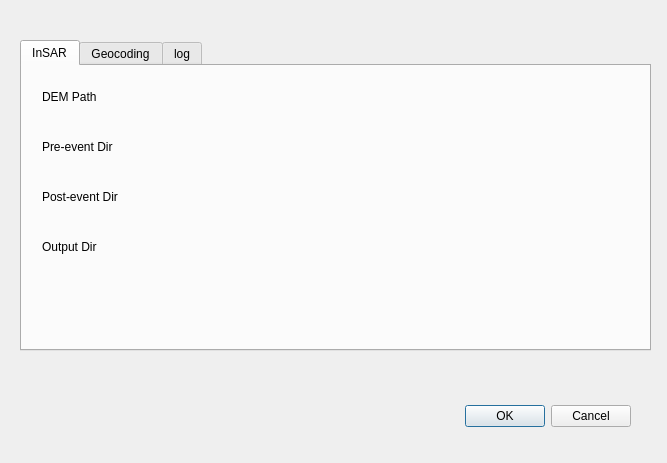
First picture: the form in src_qgis_plugin/azayaka_plugin_dialog_base.ui, repository syu-tan/azayaka, before the edit.
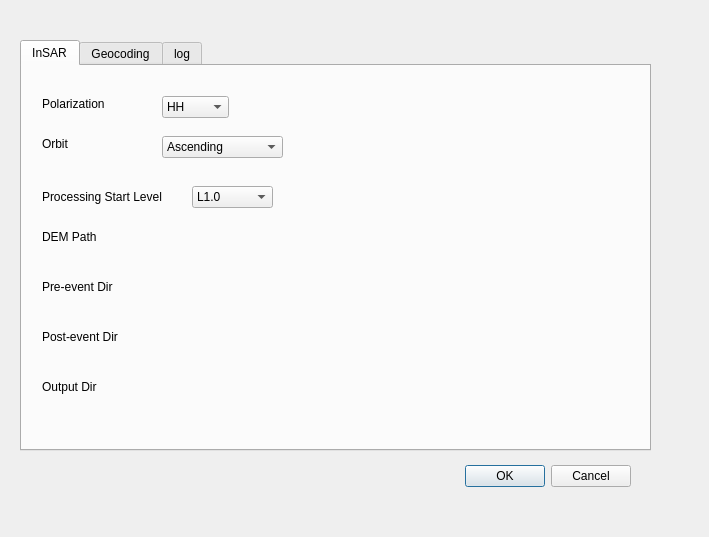
Second picture: the form after the edit. The open tabs and pages were chosen to show the change. Custom widgets are drawn as their Qt base class.

Commit message: [FIX] 偏波・軌道方向のUI選択設定

The edit to the form file:
```diff
--- a/src_qgis_plugin/azayaka_plugin_dialog_base.ui
+++ b/src_qgis_plugin/azayaka_plugin_dialog_base.ui
@@ -6,8 +6,8 @@
    <rect>
     <x>0</x>
     <y>0</y>
-    <width>667</width>
-    <height>463</height>
+    <width>709</width>
+    <height>537</height>
    </rect>
   </property>
   <property name="windowTitle">
@@ -17,7 +17,7 @@
    <property name="geometry">
     <rect>
      <x>290</x>
-     <y>400</y>
+     <y>460</y>
      <width>341</width>
      <height>32</height>
     </rect>
@@ -35,7 +35,7 @@
      <x>20</x>
      <y>40</y>
      <width>631</width>
-     <height>311</height>
+     <height>411</height>
     </rect>
    </property>
    <property name="currentIndex">
@@ -49,7 +49,7 @@
      <property name="geometry">
       <rect>
        <x>20</x>
-       <y>23</y>
+       <y>163</y>
        <width>101</width>
        <height>16</height>
       </rect>
@@ -62,7 +62,7 @@
      <property name="geometry">
       <rect>
        <x>140</x>
-       <y>20</y>
+       <y>160</y>
        <width>451</width>
        <height>27</height>
       </rect>
@@ -72,7 +72,7 @@
      <property name="geometry">
       <rect>
        <x>20</x>
-       <y>73</y>
+       <y>213</y>
        <width>101</width>
        <height>16</height>
       </rect>
@@ -85,7 +85,7 @@
      <property name="geometry">
       <rect>
        <x>140</x>
-       <y>70</y>
+       <y>210</y>
        <width>451</width>
        <height>27</height>
       </rect>
@@ -98,7 +98,7 @@
      <property name="geometry">
       <rect>
        <x>20</x>
-       <y>123</y>
+       <y>263</y>
        <width>121</width>
        <height>16</height>
       </rect>
@@ -111,7 +111,7 @@
      <property name="geometry">
       <rect>
        <x>140</x>
-       <y>120</y>
+       <y>260</y>
        <width>451</width>
        <height>27</height>
       </rect>
@@ -124,7 +124,7 @@
      <property name="geometry">
       <rect>
        <x>20</x>
-       <y>173</y>
+       <y>313</y>
        <width>111</width>
        <height>16</height>
       </rect>
@@ -137,7 +137,7 @@
      <property name="geometry">
       <rect>
        <x>140</x>
-       <y>170</y>
+       <y>310</y>
        <width>451</width>
        <height>27</height>
       </rect>
@@ -146,6 +146,115 @@
       <enum>QgsFileWidget::GetDirectory</enum>
      </property>
     </widget>
+    <widget class="QLabel" name="label_10">
+     <property name="geometry">
+      <rect>
+       <x>20</x>
+       <y>30</y>
+       <width>101</width>
+       <height>16</height>
+      </rect>
+     </property>
+     <property name="text">
+      <string>Polarization</string>
+     </property>
+    </widget>
+    <widget class="QComboBox" name="PolarizationList">
+     <property name="geometry">
+      <rect>
+       <x>140</x>
+       <y>30</y>
+       <width>67</width>
+       <height>22</height>
+      </rect>
+     </property>
+     <item>
+      <property name="text">
+       <string>HH</string>
+      </property>
+     </item>
+     <item>
+      <property name="text">
+       <string>VV</string>
+      </property>
+     </item>
+     <item>
+      <property name="text">
+       <string>HV</string>
+      </property>
+     </item>
+     <item>
+      <property name="text">
+       <string>VH</string>
+      </property>
+     </item>
+    </widget>
+    <widget class="QLabel" name="label_12">
+     <property name="geometry">
+      <rect>
+       <x>20</x>
+       <y>121</y>
+       <width>151</width>
+       <height>20</height>
+      </rect>
+     </property>
+     <property name="text">
+      <string>Processing Start Level</string>
+     </property>
+    </widget>
+    <widget class="QComboBox" name="ProcessingStartLevel_2">
+     <property name="geometry">
+      <rect>
+       <x>170</x>
+       <y>120</y>
+       <width>81</width>
+       <height>22</height>
+      </rect>
+     </property>
+     <item>
+      <property name="text">
+       <string>L1.0</string>
+      </property>
+     </item>
+     <item>
+      <property name="text">
+       <string>L1.1</string>
+      </property>
+     </item>
+    </widget>
+    <widget class="QLabel" name="label_13">
+     <property name="geometry">
+      <rect>
+       <x>20</x>
+       <y>70</y>
+       <width>101</width>
+       <height>16</height>
+      </rect>
+     </property>
+     <property name="text">
+      <string>Orbit</string>
+     </property>
+    </widget>
+    <widget class="QComboBox" name="OrbitList">
+     <property name="geometry">
+      <rect>
+       <x>140</x>
+       <y>70</y>
+       <width>121</width>
+       <height>22</height>
+      </rect>
+     </property>
+     <item>
+      <property name="text">
+       <string>Ascending</string>
+      </property>
+     </item>
+     <item>
+      <property name="text">
+       <string>Descending</string>
+      </property>
+     </item>
+    </widget>
    </widget>
    <widget class="QWidget" name="GeocodingTab">
     <attribute name="title">
```
Left out of the diff: 94 changed lines with no effect on the pictures.
